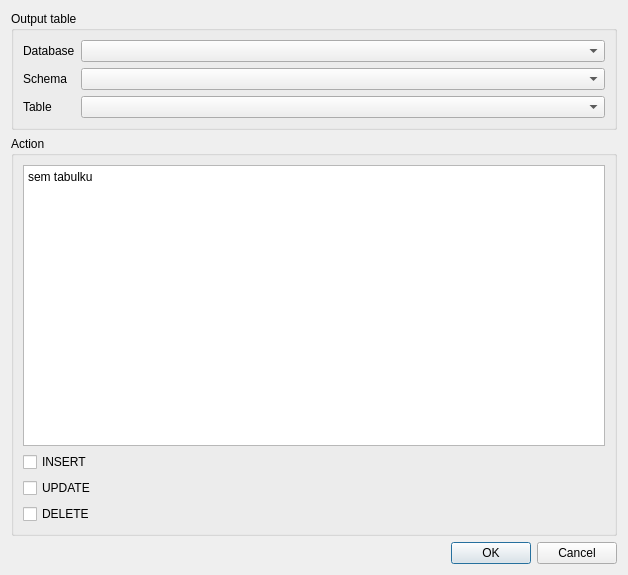
Above: python/plugins/db_manager/ui/DlgPushTableDifferences.ui from peter-kolenic/QGIS before the change. Below: the same form after it.
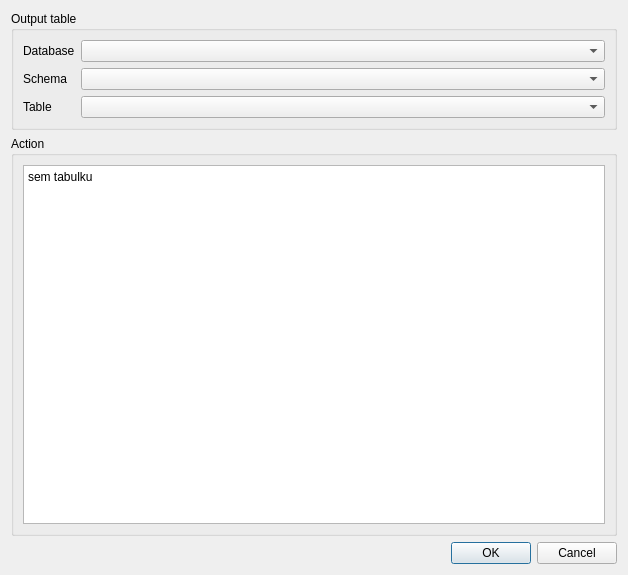
That is the form after the change.

Commit message: pg_comparator

```diff
--- a/python/plugins/db_manager/ui/DlgPushTableDifferences.ui
+++ b/python/plugins/db_manager/ui/DlgPushTableDifferences.ui
@@ -92,27 +92,6 @@
         </property>
        </widget>
       </item>
-      <item>
-       <widget class="QCheckBox" name="checkBox_2">
-        <property name="text">
-         <string>INSERT</string>
-        </property>
-       </widget>
-      </item>
-      <item>
-       <widget class="QCheckBox" name="checkBox_3">
-        <property name="text">
-         <string>UPDATE</string>
-        </property>
-       </widget>
-      </item>
-      <item>
-       <widget class="QCheckBox" name="checkBox">
-        <property name="text">
-         <string>DELETE</string>
-        </property>
-       </widget>
-      </item>
      </layout>
     </widget>
    </item>
```
The commit also changes 1 other file.
